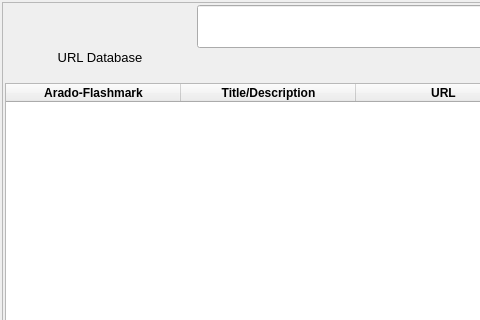
berndhs/arado, file ui/url-display.ui: the form before one commit; both pictures show x 0 to 480 and y 0 to 320 of the 800 by 548 pixel window.
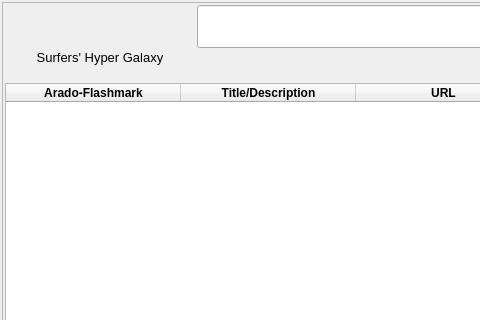
The form after the commit. Icons and pictures are not drawn.

Commit message: new logo footline, combining ocean and space.

Diff of the .ui file:
```diff
--- a/ui/url-display.ui
+++ b/ui/url-display.ui
@@ -178,7 +178,7 @@
             <string>Arado is a networked URL Database, which saves your added URLs and syncs newest URLs with your connected devices.</string>
            </property>
            <property name="text">
-            <string>URL Database</string>
+            <string>Surfers' Hyper Galaxy</string>
            </property>
            <property name="alignment">
             <set>Qt::AlignCenter</set>
```
The commit also changes 1 other file.
